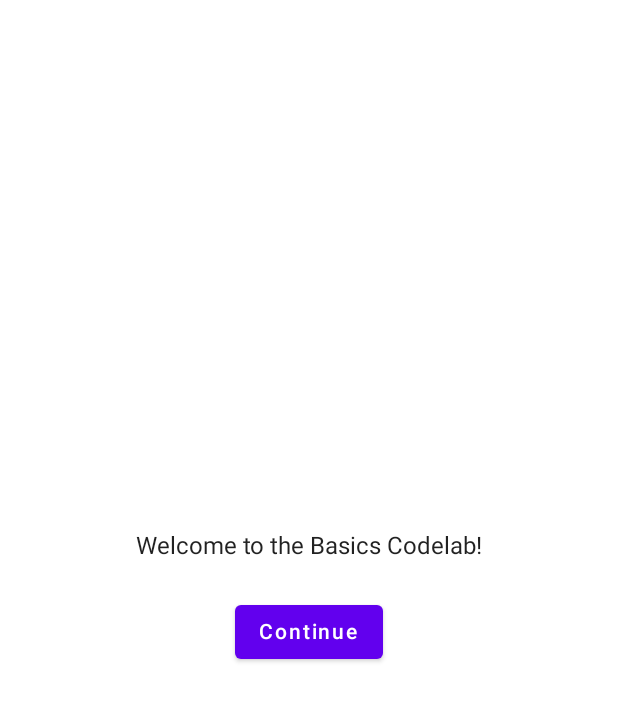
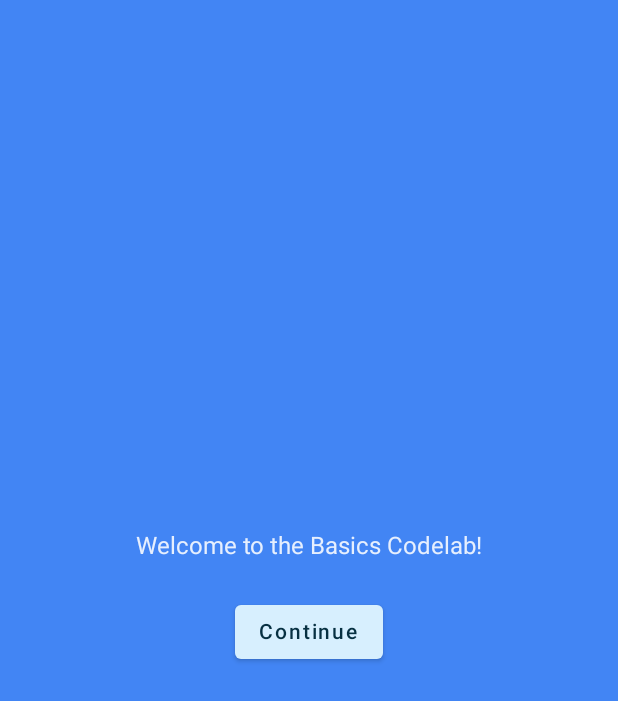
Before and after one commit to ilatyphi95/basic-compose, an Android app built with Jetpack Compose: the screen it shows after launch (MainActivity), on a phone screen of 412 x 824 dp. Shown: the top 701 px of the screen. Run offline under Robolectric (Android 15) with nearby library versions, the phone set to English and light mode, and no system bars.

Commit message:
Add styling and theming

```diff
--- a/app/src/main/java/com/seamfix/basiccompose/MainActivity.kt
+++ b/app/src/main/java/com/seamfix/basiccompose/MainActivity.kt
@@ -1,9 +1,9 @@
 package com.seamfix.basiccompose
 
+import android.content.res.Configuration.UI_MODE_NIGHT_YES
 import android.os.Bundle
 import androidx.activity.ComponentActivity
 import androidx.activity.compose.setContent
-import androidx.compose.animation.animateColorAsState
 import androidx.compose.animation.core.Spring
 import androidx.compose.animation.core.animateDpAsState
 import androidx.compose.animation.core.spring
@@ -15,6 +15,7 @@ import androidx.compose.runtime.*
 import androidx.compose.runtime.saveable.rememberSaveable
 import androidx.compose.ui.Alignment
 import androidx.compose.ui.Modifier
+import androidx.compose.ui.text.font.FontWeight
 import androidx.compose.ui.tooling.preview.Preview
 import androidx.compose.ui.unit.dp
 import com.seamfix.basiccompose.ui.theme.BasicComposeTheme
@@ -52,7 +53,10 @@ fun Greeting(name: String) {
                     .padding(bottom = extraPadding.coerceAtLeast(0.dp))
             ) {
                 Text("Hello,")
-                Text(text = name)
+                Text(
+                    text = name,
+                    style = MaterialTheme.typography.h4.copy(fontWeight = FontWeight.ExtraBold)
+                )
             }
             OutlinedButton(onClick = { expanded.value = !expanded.value }) {
                 Text(if (expanded.value) "Show less" else "Show more")
@@ -83,7 +87,7 @@ fun MyApp() {
     }
 }
 
-@Preview(showBackground = true, widthDp = 320, heightDp = 320)
+@Preview(showBackground = true, widthDp = 320, heightDp = 320, uiMode = UI_MODE_NIGHT_YES)
 @Composable
 fun DefaultPreview() {
     BasicComposeTheme {
--- a/app/src/main/java/com/seamfix/basiccompose/ui/theme/Color.kt
+++ b/app/src/main/java/com/seamfix/basiccompose/ui/theme/Color.kt
@@ -6,3 +6,8 @@ val Purple200 = Color(0xFFBB86FC)
 val Purple500 = Color(0xFF6200EE)
 val Purple700 = Color(0xFF3700B3)
 val Teal200 = Color(0xFF03DAC5)
+
+val Navy = Color(0xFF073042)
+val Blue = Color(0xFF4285F4)
+val LightBlue = Color(0xFFD7EFFE)
+val Chartreuse = Color(0xFFEFF7CF)
--- a/app/src/main/java/com/seamfix/basiccompose/ui/theme/Theme.kt
+++ b/app/src/main/java/com/seamfix/basiccompose/ui/theme/Theme.kt
@@ -5,26 +5,20 @@ import androidx.compose.material.MaterialTheme
 import androidx.compose.material.darkColors
 import androidx.compose.material.lightColors
 import androidx.compose.runtime.Composable
+import androidx.compose.ui.graphics.Color
 
 private val DarkColorPalette = darkColors(
-    primary = Purple200,
-    primaryVariant = Purple700,
-    secondary = Teal200
+    surface = Blue,
+    onSurface = Navy,
+    primary = Navy,
+    onPrimary = Chartreuse
 )
 
 private val LightColorPalette = lightColors(
-    primary = Purple500,
-    primaryVariant = Purple700,
-    secondary = Teal200
-
-    /* Other default colors to override
-    background = Color.White,
-    surface = Color.White,
-    onPrimary = Color.White,
-    onSecondary = Color.Black,
-    onBackground = Color.Black,
-    onSurface = Color.Black,
-    */
+    primary = LightBlue,
+    onPrimary = Navy,
+    surface = Blue,
+    onSurface = Color.White,
 )
 
 @Composable
```
